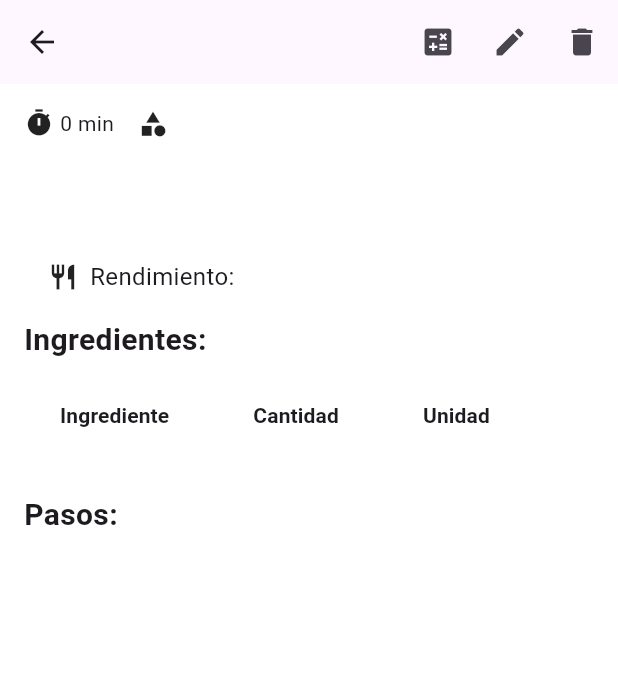
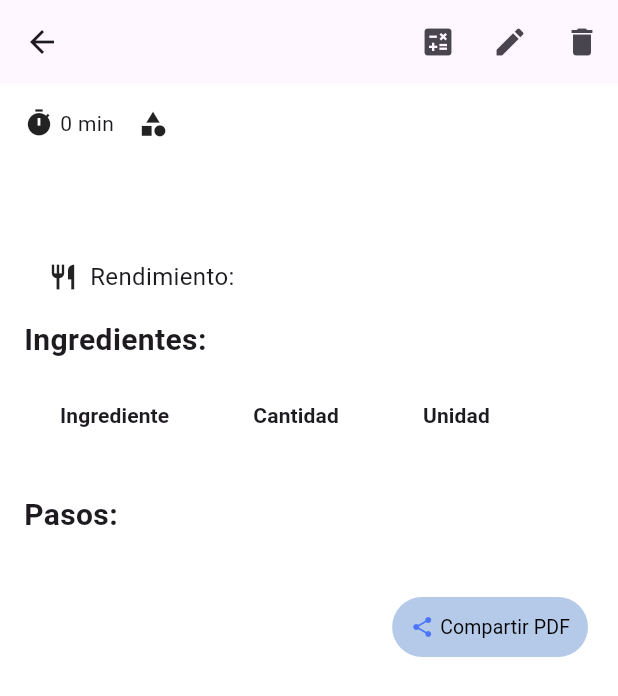
Before and after one commit to YairFJ/Flutter_App, a Flutter app: the GroupRecipeDetailScreen screen opened directly with empty values, on a phone screen of 412 x 824 dp. Shown: the top 696 px of the screen. Run offline on Flutter 3.47's test engine with Material 3 defaults, Android fonts, the phone set to English and light mode, and no system bars; our stand-ins replace cloud_firestore, firebase_auth, firebase_core, flutter_dotenv, google_sign_in, pdf and 3 more; missing offline and left inert: mailer, soundpool; accounts and stored records are empty.

Commit message:
Pdf Comunidad

```diff
--- a/lib/Comunity/group_recipe_detail_screen.dart
+++ b/lib/Comunity/group_recipe_detail_screen.dart
@@ -3,9 +3,10 @@ import '../models/recipe.dart';
 import '../models/group.dart';
 import 'package:firebase_auth/firebase_auth.dart';
 import 'package:cloud_firestore/cloud_firestore.dart';
+import 'package:printing/printing.dart';
 import 'group_recipe_form_screen.dart';
 import '../constants/categories.dart';
-
+import '../utils/pdf_generator.dart';
 import '../screens/conversion_calculator_screen.dart';
 
 class GroupRecipeDetailScreen extends StatefulWidget {
@@ -151,7 +152,9 @@ class _GroupRecipeDetailScreenState extends State<GroupRecipeDetailScreen> {
 
         ],
       ),
-      body: SingleChildScrollView(
+      body: Stack(
+        children: [
+          SingleChildScrollView(
             child: Column(
               crossAxisAlignment: CrossAxisAlignment.start,
               children: [
@@ -314,12 +317,55 @@ class _GroupRecipeDetailScreenState extends State<GroupRecipeDetailScreen> {
                           );
                         },
                       ),
+                      const SizedBox(height: 80), // Espacio para el botón flotante
                     ],
                   ),
                 ),
               ],
             ),
           ),
+          Positioned(
+            right: 20.0,
+            bottom: 20.0,
+            child: ElevatedButton(
+              onPressed: () async {
+                final pdfBytes = await generateRecipePdf(widget.recipe);
+                await Printing.sharePdf(
+                  bytes: pdfBytes,
+                  filename: '${widget.recipe.title}.pdf',
+                );
+              },
+              style: ElevatedButton.styleFrom(
+                backgroundColor: const Color(0xFFB5CAE9),
+                foregroundColor: const Color.fromARGB(255, 0, 0, 0),
+                elevation: 0,
+                padding: const EdgeInsets.symmetric(horizontal: 12, vertical: 8),
+                shape: RoundedRectangleBorder(
+                  borderRadius: BorderRadius.circular(20),
+                ),
+              ),
+              child: Row(
+                mainAxisSize: MainAxisSize.min,
+                children: [
+                  Icon(Icons.share,
+                    size: 16,
+                    color: const Color.fromARGB(255, 76, 117, 250),
+                  ),
+                  const SizedBox(width: 4),
+                  Text(
+                    isEnglish ? 'Share PDF' : 'Compartir PDF',
+                    style: const TextStyle(
+                      fontSize: 13,
+                      fontWeight: FontWeight.w400,
+                      color: Colors.black,
+                    ),
+                  ),
+                ],
+              ),
+            ),
+          ),
+        ],
+      ),
     );
   }
 }
```
Also changed, not shown: lib/screens/conversion_calculator_screen.dart (+15 -8 lines). Lines whose indentation alone changed are shown as unchanged.
